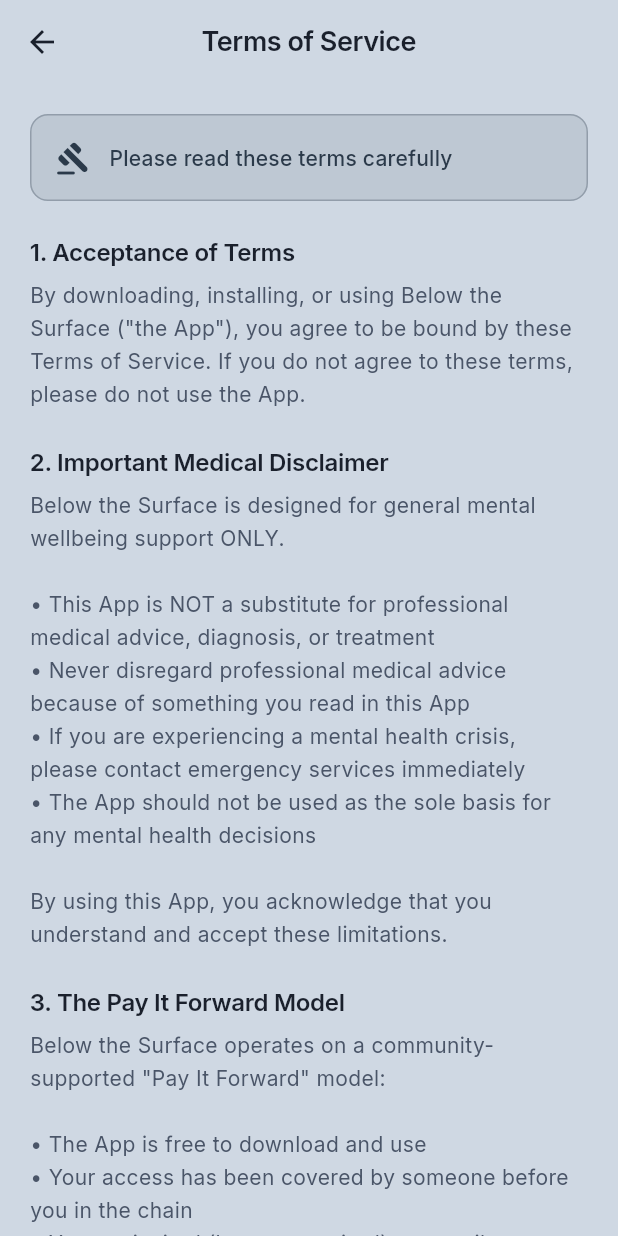
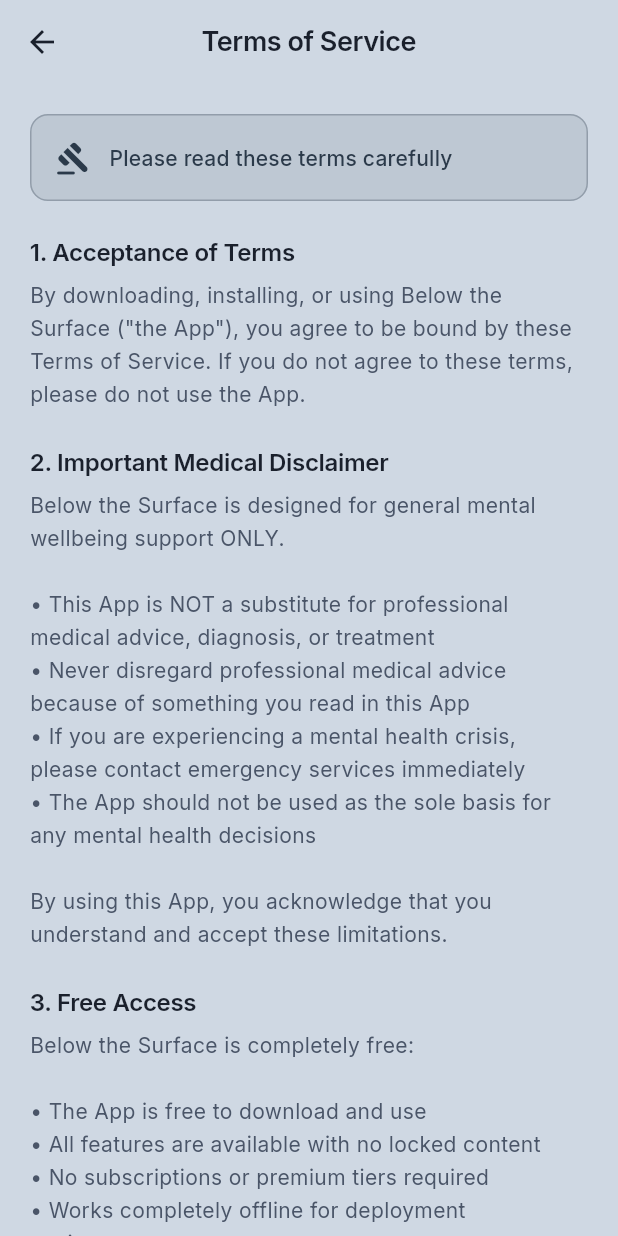
Before and after one commit to darrengalvin/oceaninsights, a Flutter app: the TermsOfServiceScreen screen opened directly, on a phone screen of 412 x 824 dp. Run offline on Flutter 3.47's test engine with Material 3 defaults, Android fonts, the phone set to English and light mode, and no system bars; our stand-ins replace flutter_animate, flutter_local_notifications, google_fonts, hive, hive_flutter, in_app_purchase and 4 more; accounts and stored records are empty; network calls fail.

Commit message:
Remove Pay It Forward references from Flutter app screens
Co-authored-by: Cursor <cursoragent@cursor.com>

```diff
--- a/lib/features/settings/screens/about_screen.dart
+++ b/lib/features/settings/screens/about_screen.dart
@@ -81,8 +81,8 @@ class AboutScreen extends StatelessWidget {
 
             _buildSection(
               context,
-              'Pay It Forward',
-              'Your access was covered by someone before you. When you contribute, you cover access for someone who genuinely can\'t afford it - like a teenager needing support. This keeps mental health tools available to everyone.',
+              'Completely Free',
+              'Below the Surface is completely free with all features unlocked. No subscriptions, no premium tiers, no locked content. Mental health support should be accessible to everyone.',
             ),
 
             _buildSection(
--- a/lib/features/settings/screens/privacy_policy_screen.dart
+++ b/lib/features/settings/screens/privacy_policy_screen.dart
@@ -67,7 +67,6 @@ class PrivacyPolicyScreen extends StatelessWidget {
               '• No camera or microphone access\n'
               '• No advertisements\n'
               '• No data sharing with third parties\n'
-              '• Optional Pay It Forward contributions (processed by Apple/Google)\n'
               '• Internet used only for content sync (no personal data sent)',
             ),
 
@@ -76,14 +75,6 @@ class PrivacyPolicyScreen extends StatelessWidget {
               'Your Data',
               'All app data (mood logs, settings, preferences) is stored locally on your device only. '
               'If you delete the app, all data is permanently removed.',
-            ),
-
-            _buildSection(
-              context,
-              'Pay It Forward Model',
-              'Below the Surface uses a community "Pay It Forward" model. '
-              'Your access was covered by someone before you. Contributions help cover access for others who cannot afford it, '
-              'such as teenagers or those facing financial hardship.',
             ),
 
             _buildSection(
--- a/lib/features/settings/screens/support_screen.dart
+++ b/lib/features/settings/screens/support_screen.dart
@@ -189,12 +189,6 @@ class SupportScreen extends StatelessWidget {
               'Can I get a refund?',
               'Refunds are handled through Apple App Store or Google Play Store according to their respective policies.',
             ),
-            _buildFaqItem(
-              context,
-              'How does Pay It Forward work?',
-              'Someone before you contributed to cover your access. When you choose to Pay It Forward, you\'re covering access for someone else who genuinely can\'t afford it - like a teenager who needs support but has no income. It\'s an honesty system that keeps the chain going so everyone who needs help can get it.',
-            ),
-
             const SizedBox(height: 20),
           ],
         ),
--- a/lib/features/settings/screens/terms_of_service_screen.dart
+++ b/lib/features/settings/screens/terms_of_service_screen.dart
@@ -61,40 +61,17 @@ class TermsOfServiceScreen extends StatelessWidget {
 
             _buildSection(
               context,
-              '3. The Pay It Forward Model',
-              'Below the Surface operates on a community-supported "Pay It Forward" model:\n\n'
+              '3. Free Access',
+              'Below the Surface is completely free:\n\n'
               '• The App is free to download and use\n'
-              '• Your access has been covered by someone before you in the chain\n'
-              '• You are invited (but not required) to contribute to cover someone else\'s access\n'
-              '• This ensures those who genuinely cannot afford to pay (teenagers, those between jobs, families in difficulty) still receive support\n\n'
-              'This is an honesty-based system. The App continues to exist because enough people choose to contribute.',
+              '• All features are available with no locked content\n'
+              '• No subscriptions or premium tiers required\n'
+              '• Works completely offline for deployment environments',
             ),
 
             _buildSection(
               context,
-              '4. Contributions & Payments',
-              'If you choose to contribute:\n\n'
-              '• Contributions are processed securely through Apple App Store or Google Play Store\n'
-              '• You can choose one-time or monthly contributions\n'
-              '• Monthly contributions can be cancelled at any time through your app store settings\n'
-              '• Contributions cover access for others who genuinely cannot afford it (e.g., teenagers, those in financial hardship)\n'
-              '• Contributions also support ongoing development, servers, and maintenance\n'
-              '• Refunds are subject to the respective app store\'s refund policy',
-            ),
-
-            _buildSection(
-              context,
-              '5. No Obligation to Pay',
-              'You are under no obligation to contribute:\n\n'
-              '• If you cannot afford to contribute, you are still welcome to use the App\n'
-              '• Your access will not be restricted based on contribution status\n'
-              '• We trust users to contribute when and if they are able\n'
-              '• The chain continues because of the generosity of those who can',
-            ),
-
-            _buildSection(
-              context,
-              '6. User Content & Data',
+              '4. User Content & Data',
               '• All personal data (mood logs, settings, preferences) is stored locally on your device\n'
               '• We do not collect, store, or transmit personal information to our servers\n'
               '• If you delete the App, all your data is permanently deleted\n'
@@ -103,7 +80,7 @@ class TermsOfServiceScreen extends StatelessWidget {
 
             _buildSection(
               context,
-              '7. Intellectual Property',
+              '5. Intellectual Property',
               '• All content, features, and functionality are owned by Below the Surface\n'
               '• You may not copy, modify, distribute, or reverse engineer the App\n'
               '• The App is licensed, not sold, for personal, non-commercial use only',
@@ -111,7 +88,7 @@ class TermsOfServiceScreen extends StatelessWidget {
 
             _buildSection(
               context,
-              '8. Limitation of Liability',
+              '6. Limitation of Liability',
               'To the maximum extent permitted by law:\n\n'
               '• Below the Surface is provided "as is" without warranties of any kind\n'
               '• We are not liable for any damages arising from your use of the App\n'
@@ -121,22 +98,13 @@ class TermsOfServiceScreen extends StatelessWidget {
 
             _buildSection(
               context,
-              '9. Sustainability',
-              'The Pay It Forward model requires community participation to remain sustainable:\n\n'
-              '• If contributions decline significantly, the App may need to change its model or cease operation\n'
-              '• We will provide notice of any significant changes to the model\n'
-              '• Users who have contributed will be notified of any changes that affect them',
-            ),
-
-            _buildSection(
-              context,
-              '10. Changes to Terms',
+              '7. Changes to Terms',
               'We may update these terms from time to time. Continued use of the App after changes constitutes acceptance of the new terms.',
             ),
 
             _buildSection(
               context,
-              '11. Contact Us',
+              '8. Contact Us',
               'For questions about these terms, please contact us through the App Store or Google Play Store listing, or via the Support section in the App.',
             ),
 
```
